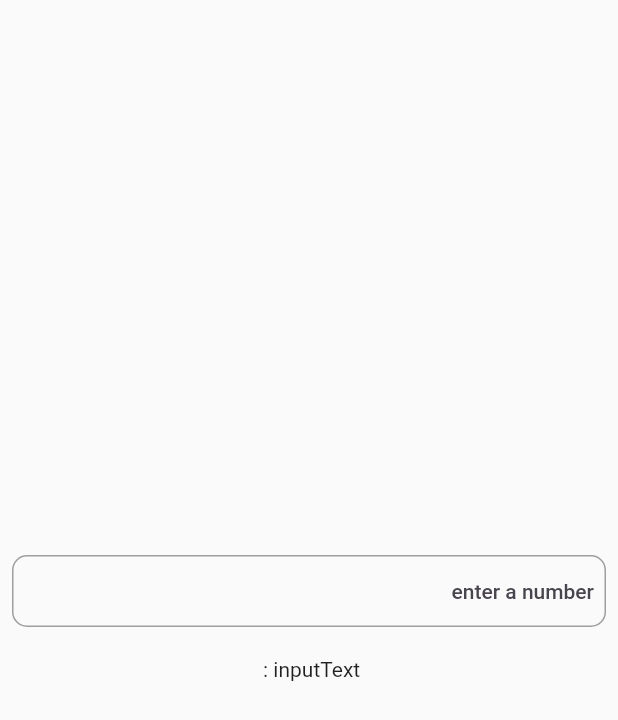
After one commit to drkreza/resocoder-clean, a Flutter app: the MyTextField screen opened directly, on a phone screen of 412 x 824 dp. The commit adds this screen. Shown: the top 720 px of the screen. Run offline on Flutter 3.47's test engine with Material 2 defaults, Android fonts, the phone set to English and light mode, and no system bars; our stand-ins replace bloc, dartz, equatable, flutter_bloc, get, get_it and 1 more.

Commit message:
some practice with TextField

```diff
--- a/lib/widgets/main.dart
+++ b/lib/widgets/main.dart
@@ -8,6 +8,7 @@ import 'package:clean_reso_coder_implementation/widgets/my_cloumns.dart';
 import 'package:clean_reso_coder_implementation/widgets/my_rotated_box.dart';
 import 'package:clean_reso_coder_implementation/widgets/my_spacer.dart';
 import 'package:clean_reso_coder_implementation/widgets/my_stack.dart';
+import 'package:clean_reso_coder_implementation/widgets/my_text_field.dart';
 import 'package:flutter/material.dart';
 
 void main() => runApp(
@@ -25,7 +26,7 @@ class MyApp extends StatelessWidget {
         appBar: AppBar(
           title: const Text('Material App Bar'),
         ),
-        body: const MyFloadtingActionButton(),
+        body: MyTextField(),
       ),
     );
   }
--- /dev/null
+++ b/lib/widgets/my_text_field.dart
@@ -0,0 +1,57 @@
+import 'package:flutter/material.dart';
+
+class MyTextField extends StatelessWidget {
+  MyTextField({super.key});
+
+  String inputText = '';
+
+  final textController = TextEditingController();
+
+  @override
+  Widget build(BuildContext context) {
+    return Scaffold(
+      body: Center(
+        child: Padding(
+          padding: const EdgeInsets.all(8.0),
+          child: Column(
+            mainAxisAlignment: MainAxisAlignment.center,
+            children: [
+              TextField(
+                controller: textController,
+                onChanged: (value) {
+                  // setState(() {
+                  inputText = value;
+                  // });
+                  print("value changed : " + value);
+                },
+                onSubmitted: (value) {
+                  print("onSubmitted value : " + textController.text);
+                },
+                onEditingComplete: () {
+                  print("onEditingComplete");
+                },
+                decoration: InputDecoration(
+                  hintText: 'enter a number',
+                  contentPadding: const EdgeInsets.symmetric(
+                      horizontal: 4,
+                      vertical: 8),
+                  focusedBorder: const OutlineInputBorder( // Add padding inside the TextField
+                    // Remove border when focused
+                    borderSide: BorderSide(color: Colors.green),
+                  ),
+                  enabledBorder: OutlineInputBorder(  // Remove border when not focused
+                      borderSide: const BorderSide(color: Colors.grey),
+                      borderRadius: BorderRadius.circular(10)),
+                ),
+              ),
+              const SizedBox(
+                height: 20,
+              ),
+              Text('inputText : $inputText'),
+            ],
+          ),
+        ),
+      ),
+    );
+  }
+}
```
